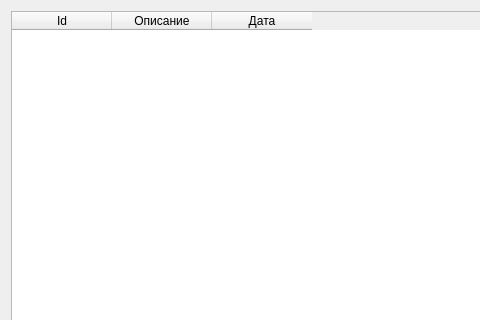
First picture: the form in krreportsform.ui, repository Balyaev-D-A/MFDB, before the edit; both pictures show x 0 to 480 and y 0 to 320 of the 600 by 470 pixel window.
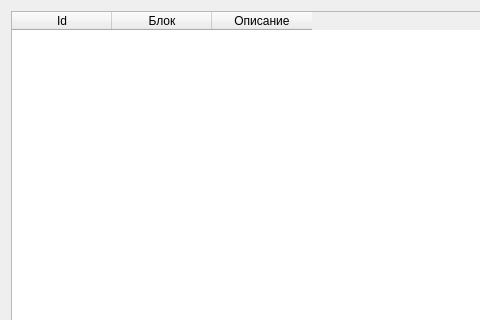
Second picture: the form after the edit. Icons and pictures are not drawn.

```diff
--- a/krreportsform.ui
+++ b/krreportsform.ui
@@ -18,21 +18,30 @@
     <layout class="QHBoxLayout" name="horizontalLayout_2">
      <item>
       <widget class="QTableWidget" name="table">
+       <property name="selectionMode">
+        <enum>QAbstractItemView::SingleSelection</enum>
+       </property>
+       <property name="selectionBehavior">
+        <enum>QAbstractItemView::SelectRows</enum>
+       </property>
+       <attribute name="verticalHeaderVisible">
+        <bool>false</bool>
+       </attribute>
        <column>
         <property name="text">
          <string>Id</string>
         </property>
        </column>
+       <column>
+        <property name="text">
+         <string>Блок</string>
+        </property>
+       </column>
        <column>
         <property name="text">
          <string>Описание</string>
         </property>
        </column>
-       <column>
-        <property name="text">
-         <string>Дата</string>
-        </property>
-       </column>
       </widget>
      </item>
      <item>
```
Left out of the diff: 4 changed lines with no effect on the pictures.
